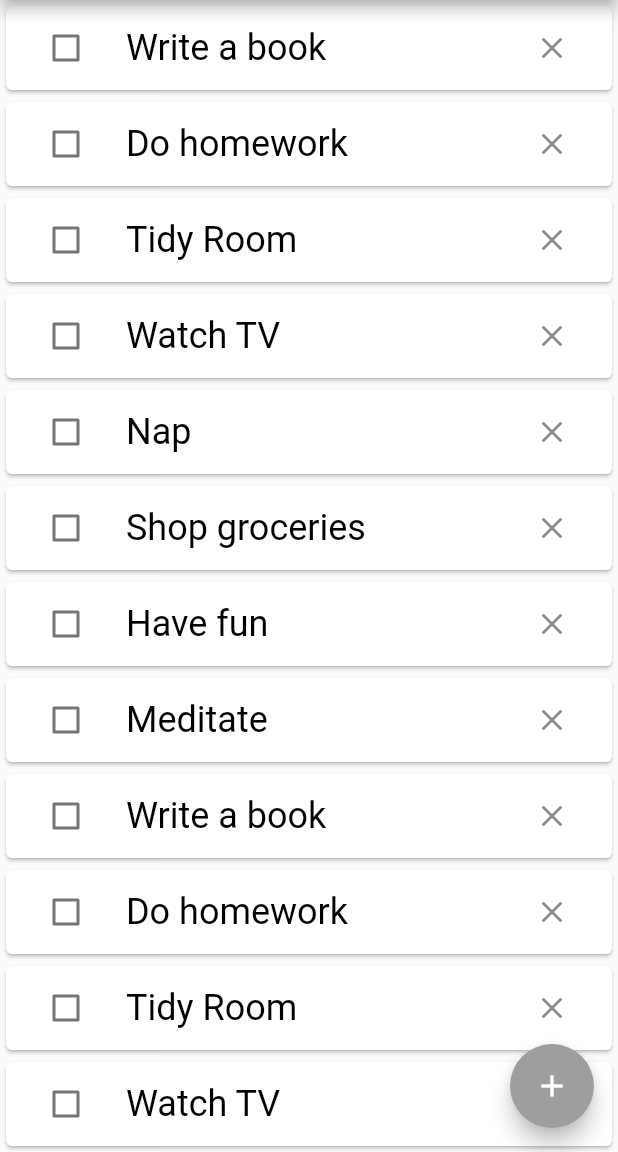
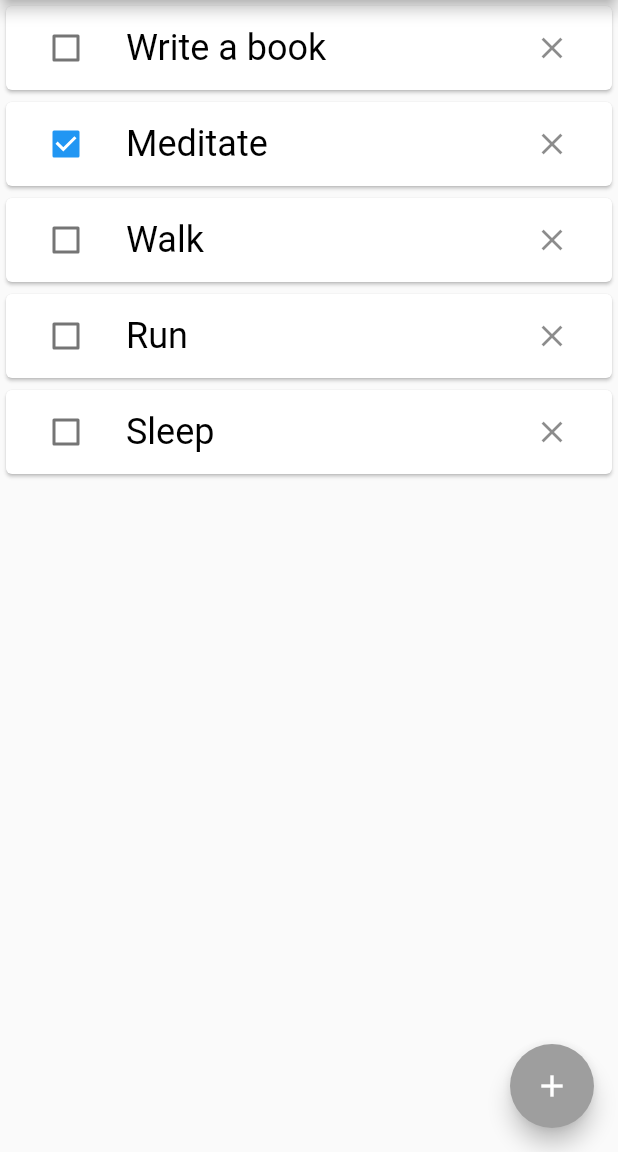
Before and after one commit to gu-tig169-ht21/gushasanf, a Flutter app: the screen it shows after launch, after a tap on the "close" icon, on a phone screen of 412 x 824 dp, the part 84-1236 px from its top. Run offline on Flutter 3.47's test engine with Material 2 defaults, Android fonts, the phone set to English and light mode, and no system bars.

Commit message:
First commit

```diff
--- a/lib/main.dart
+++ b/lib/main.dart
@@ -1,4 +1,6 @@
 import 'package:flutter/material.dart';
+
+import 'main_view.dart';
 
 void main() {
   runApp(const MyApp());
@@ -32,149 +34,3 @@ class MyApp extends StatelessWidget {
         ));
   }
 }
-
-class MainView extends StatelessWidget {
-  @override
-  Widget build(BuildContext context) {
-    return Scaffold(
-      appBar: _appBar(context),
-      body: _list(context),
-      floatingActionButton: _floatingAction(context),
-    );
-  }
-
-  PreferredSizeWidget _appBar(BuildContext context) {
-    return AppBar(
-      title: Text('TIG169 TODO', style: Theme.of(context).textTheme.headline1),
-      backgroundColor: Theme.of(context).backgroundColor,
-      centerTitle: true,
-      actions: [
-        _dropDown(
-          context,
-        )
-      ],
-    );
-  }
-
-  Widget _dropDown(BuildContext context) {
-    return PopupMenuButton(
-        icon: Icon(Icons.more_vert, color: Colors.black),
-        itemBuilder: (context) => [
-              PopupMenuItem(child: Text('All')),
-              PopupMenuItem(child: Text('Done')),
-              PopupMenuItem(child: Text('Undone'))
-            ]);
-  }
-
-  Widget _list(BuildContext context) {
-    var list = [
-      'Write a book',
-      'Do homework',
-      'Tidy Room',
-      'Watch TV',
-      'Nap',
-      'Shop groceries',
-      'Have fun',
-      'Meditate',
-      'Write a book',
-      'Do homework',
-      'Tidy Room',
-      'Watch TV',
-      'Nap',
-      'Shop groceries',
-      'Have fun',
-      'Meditate',
-    ];
-
-    return ListView(children: <Widget>[
-      // Runs through every item in the list.
-      for (var item in list)
-        Card(
-          child: ListTile(
-              leading: Checkbox(
-                value: false,
-                onChanged: (choice) {},
-              ),
-              trailing: IconButton(
-                icon: Icon(Icons.close),
-                onPressed: () {},
-              ),
-              title: Text(
-                item,
-                style: Theme.of(context).textTheme.bodyText1,
-              )),
-        ),
-    ]);
-  }
-
-  Widget _floatingAction(BuildContext context) {
-    return FloatingActionButton(
-      onPressed: () {
-        Navigator.push(
-            context, MaterialPageRoute(builder: (context) => SecondView()));
-      },
-      child: Icon(
-        Icons.add,
-        color: Colors.white,
-      ),
-      backgroundColor: Theme.of(context).backgroundColor,
-    );
-  }
-}
-
-// ----------------------------------------------------------------------
-// Second page
-
-class SecondView extends StatelessWidget {
-  Widget build(BuildContext context) {
-    return Scaffold(
-      appBar: _appBar(context),
-      body: Center(
-        child: Column(
-          mainAxisAlignment: MainAxisAlignment.start,
-          crossAxisAlignment: CrossAxisAlignment.center,
-          children: [
-            Container(height: 20),
-            _inputField(),
-            Container(height: 20),
-            _addButtonRow(context),
-          ],
-        ),
-      ),
-    );
-  }
-
-  PreferredSizeWidget _appBar(BuildContext context) {
-    return AppBar(
-      title: Text('TIG169 TODO', style: Theme.of(context).textTheme.headline1),
-      backgroundColor: Theme.of(context).backgroundColor,
-      centerTitle: true,
-    );
-  }
-
-  Widget _inputField() {
-    return Container(
-      margin: EdgeInsets.only(left: 16, right: 16),
-      child: TextField(
-          decoration: InputDecoration(
-              border: OutlineInputBorder(),
-              hintText: 'What are you going to do?')),
-    );
-  }
-
-  Widget _addButtonRow(BuildContext context) {
-    return Row(
-      mainAxisAlignment: MainAxisAlignment.center,
-      children: [
-        IconButton(
-          icon: Icon(Icons.add_circle, size: 30),
-          onPressed: () {},
-        ),
-        Text(
-          'ADD',
-          style: Theme.of(context).textTheme.bodyText1,
-        ),
-      ],
-    );
-  }
-}
--- /dev/null
+++ b/lib/main_view.dart
@@ -0,0 +1,122 @@
+import 'package:flutter/material.dart';
+import 'second_view.dart';
+import 'package:provider/provider.dart';
+
+class MyState extends ChangeNotifier {
+  // Lite kod
+}
+
+class MainView extends StatefulWidget {
+  @override
+  State<StatefulWidget> createState() {
+    return MainViewState();
+  }
+}
+
+class MainViewState extends State<StatefulWidget> {
+  Widget build(BuildContext context) {
+    return Scaffold(
+      appBar: _appBar(context),
+      body: _list(context),
+      floatingActionButton: _floatingAction(context),
+    );
+  }
+
+  PreferredSizeWidget _appBar(BuildContext context) {
+    return AppBar(
+      title: Text('TIG169 TODO', style: Theme.of(context).textTheme.headline1),
+      backgroundColor: Theme.of(context).backgroundColor,
+      centerTitle: true,
+      actions: [
+        _dropDown(context),
+      ],
+    );
+  }
+
+  Widget _dropDown(BuildContext context) {
+    return PopupMenuButton(
+        icon: Icon(Icons.more_vert, color: Colors.black),
+        itemBuilder: (context) => [
+              PopupMenuItem(child: Text('All')),
+              PopupMenuItem(child: Text('Done')),
+              PopupMenuItem(child: Text('Undone'))
+            ]);
+  }
+
+  Widget _list(BuildContext context) {
+    var clean = Todo(name: 'Clean');
+    var book = Todo(name: 'Write a book');
+    var medi = Todo(name: 'Meditate', status: true);
+    var walk = Todo(name: 'Walk');
+    var run = Todo(name: 'Run');
+    var sleep = Todo(name: 'Sleep');
+
+    var list = [
+      clean,
+      book,
+      medi,
+      walk,
+      run,
+      sleep,
+    ];
+
+    return StatefulBuilder(
+      builder: (context, setState) => (ListView(
+        children: <Widget>[
+          // Runs through every item in the list.
+          for (var item in list)
+            Card(
+              child: ListTile(
+                  leading: Checkbox(
+                    value: item.status,
+                    onChanged: (bool? choice) {
+                      setState(() {
+                        item.status = choice;
+                      });
+                    },
+                  ),
+                  trailing: IconButton(
+                    icon: Icon(Icons.close),
+                    onPressed: () {
+                      setState(() {
+                        list.remove(item);
+                      });
+                    },
+                  ),
+                  title: Text(
+                    item.name,
+                    style: Theme.of(context).textTheme.bodyText1,
+                  )),
+            ),
+        ],
+      )),
+    );
+  }
+
+  Widget _floatingAction(BuildContext context) {
+    return FloatingActionButton(
+      onPressed: () {
+        Navigator.push(
+            context, MaterialPageRoute(builder: (context) => SecondView()));
+      },
+      child: Icon(
+        Icons.add,
+        color: Colors.white,
+      ),
+      backgroundColor: Theme.of(context).backgroundColor,
+    );
+  }
+}
+
+// ----------------------------------------------------------------------
+// The class todo
+class Todo {
+  final String name;
+  bool? status;
+
+  Todo({required this.name, this.status = false});
+
+  set isCompleted(bool value) {
+    isCompleted = value;
+  }
+}
--- a/pubspec.yaml
+++ b/pubspec.yaml
@@ -34,6 +34,7 @@ dependencies:
   # The following adds the Cupertino Icons font to your application.
   # Use with the CupertinoIcons class for iOS style icons.
   cupertino_icons: ^1.0.2
+  provider: ^6.0.1
 
 dev_dependencies:
   flutter_test:
```
Also changed, not shown: lib/second_view.dart (added, +55 -0 lines), pubspec.lock.
